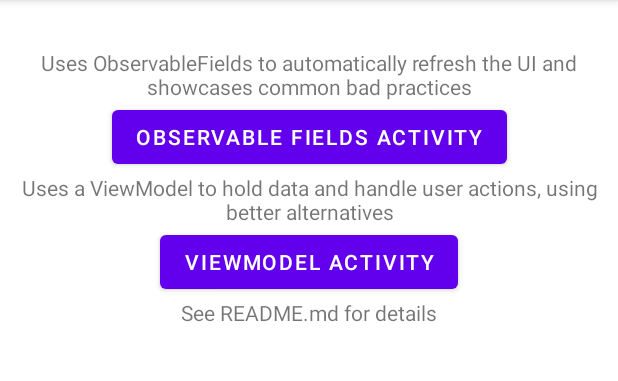
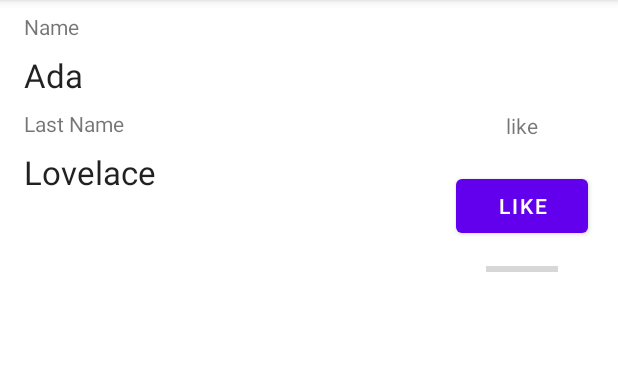
Before and after one commit to leach-chen/TestJetpack, an Android app: the screen it shows after launch (MainActivity before the commit, ViewModelActivity after it), after a tap on "VIEWMODEL ACTIVITY", on a phone screen of 412 x 824 dp, the part 84-465 px from its top. Run offline under Robolectric (Android 15) with nearby library versions, the phone set to English and light mode, and no system bars; our stand-ins replace data binding; 6 statements that could not run were skipped.

Commit message:
添加viewmodel方式

```diff
--- a/app/build.gradle
+++ b/app/build.gradle
@@ -3,15 +3,12 @@
 plugins {
     id 'com.android.application'
     id 'kotlin-android'
+    id 'kotlin-android-extensions'
     id 'kotlin-kapt'
-    id 'kotlin-android-extensions'
 }
 
 android {
     compileSdk 30
-    buildFeatures {
-        dataBinding true
-    }
     defaultConfig {
         applicationId "com.leachchen.testjetpack"
         minSdk 21
@@ -35,6 +32,9 @@ android {
     kotlinOptions {
         jvmTarget = '1.8'
     }
+    dataBinding {
+        enabled true
+    }
 }
 
 dependencies {
--- a/app/src/main/java/com/leachchen/testjetpack/basicsample/data/ProfileObservableViewModel.kt
+++ b/app/src/main/java/com/leachchen/testjetpack/basicsample/data/ProfileObservableViewModel.kt
@@ -16,6 +16,62 @@
 
 package com.leachchen.testjetpack.basicsample.data
 
+import android.view.View
+import androidx.databinding.Bindable
+import androidx.databinding.ObservableField
+import androidx.databinding.ObservableInt
+import androidx.lifecycle.LiveData
+import androidx.lifecycle.MutableLiveData
+import androidx.lifecycle.Transformations
+import androidx.lifecycle.ViewModel
+import com.leachchen.testjetpack.basicsample.util.ObservableViewModel
+import com.leachchen.testjetpack.BR
+
+class ProfileLiveDataViewModel : ViewModel() {
+    private val _name = MutableLiveData("Ada")
+    private val _lastName = MutableLiveData("Lovelace")
+    private val _likes = MutableLiveData(0)
+
+    val name: LiveData<String> = _name
+    val lastName: LiveData<String> = _lastName
+    val likes: LiveData<Int> = _likes
+
+    val popularity: LiveData<Popularity> = Transformations.map(_likes) {
+        when {
+            it > 9 -> Popularity.STAR
+            it > 4 -> Popularity.POPULAR
+            else -> Popularity.NORMAL
+        }
+    }
+
+    fun onLike(){
+        _likes.value = (_likes.value ?: 0) + 1
+    }
+
+}
+
+class ProfileObservableViewModel: ObservableViewModel(){
+    val name = ObservableField("Ada")
+    val lastName = ObservableField("Lovelace")
+    val likes =  ObservableInt(0)
+
+    fun onLike() {
+        likes.increment()
+        // You control when the @Bindable properties are updated using `notifyPropertyChanged()`.
+        notifyPropertyChanged(BR.popularity)
+    }
+
+    @Bindable
+    fun getPopularity(): Popularity {
+        return likes.get().let {
+            when {
+                it > 9 -> Popularity.STAR
+                it > 4 -> Popularity.POPULAR
+                else -> Popularity.NORMAL
+            }
+        }
+    }
+}
 
 
 enum class Popularity {
@@ -23,3 +79,7 @@ enum class Popularity {
     POPULAR,
     STAR
 }
+
+private fun ObservableInt.increment() {
+    set(get() + 1)
+}
--- a/app/src/main/java/com/leachchen/testjetpack/basicsample/ui/MainActivity.kt
+++ b/app/src/main/java/com/leachchen/testjetpack/basicsample/ui/MainActivity.kt
@@ -20,7 +20,7 @@ class MainActivity : AppCompatActivity() {
         }
 
         binding.viewmodelActivityButton.setOnClickListener {
-            Toast.makeText(this,"2222",Toast.LENGTH_LONG).show()
+            startActivity(Intent(this,ViewModelActivity::class.java))
         }
     }
 }
--- /dev/null
+++ b/app/src/main/java/com/leachchen/testjetpack/basicsample/ui/ViewModelActivity.kt
@@ -0,0 +1,21 @@
+package com.leachchen.testjetpack.basicsample.ui
+
+import android.os.Bundle
+import androidx.appcompat.app.AppCompatActivity
+import androidx.databinding.DataBindingUtil
+import androidx.lifecycle.ViewModelProviders
+import com.leachchen.testjetpack.R
+import com.leachchen.testjetpack.basicsample.data.ProfileLiveDataViewModel
+import com.leachchen.testjetpack.basicsample.data.ProfileObservableViewModel
+import com.leachchen.testjetpack.databinding.ActivityViewModelBinding
+
+class ViewModelActivity : AppCompatActivity() {
+    override fun onCreate(savedInstanceState: Bundle?) {
+        super.onCreate(savedInstanceState)
+        val viewModel = ViewModelProviders.of(this).get(ProfileLiveDataViewModel::class.java)
+        //val viewModel = ViewModelProviders.of(this).get(ProfileObservableViewModel::class.java)
+        val binding:ActivityViewModelBinding = DataBindingUtil.setContentView(this, R.layout.activity_view_model)
+        binding.viewmodel = viewModel
+        binding.lifecycleOwner = this
+    }
+}
--- /dev/null
+++ b/app/src/main/java/com/leachchen/testjetpack/basicsample/util/ObservableViewModel.kt
@@ -0,0 +1,57 @@
+/*
+ * Copyright (C) 2018 The Android Open Source Project
+ *
+ * Licensed under the Apache License, Version 2.0 (the "License");
+ * you may not use this file except in compliance with the License.
+ * You may obtain a copy of the License at
+ *
+ *      http://www.apache.org/licenses/LICENSE-2.0
+ *
+ * Unless required by applicable law or agreed to in writing, software
+ * distributed under the License is distributed on an "AS IS" BASIS,
+ * WITHOUT WARRANTIES OR CONDITIONS OF ANY KIND, either express or implied.
+ * See the License for the specific language governing permissions and
+ * limitations under the License.
+ */
+
+package com.leachchen.testjetpack.basicsample.util
+
+import androidx.lifecycle.ViewModel
+import androidx.databinding.Bindable
+import androidx.databinding.Observable
+import androidx.databinding.PropertyChangeRegistry
+
+
+/**
+ * A ViewModel that is also an Observable, to be used with Data Binding.
+ */
+open class ObservableViewModel : ViewModel(), Observable {
+
+    private val callbacks: PropertyChangeRegistry = PropertyChangeRegistry()
+
+    override fun addOnPropertyChangedCallback(callback: Observable.OnPropertyChangedCallback) {
+        callbacks.add(callback)
+    }
+
+    override fun removeOnPropertyChangedCallback(callback: Observable.OnPropertyChangedCallback) {
+        callbacks.remove(callback)
+    }
+
+    /**
+     * Notifies listeners that all properties of this instance have changed.
+     */
+    fun notifyChange() {
+        callbacks.notifyCallbacks(this, 0, null)
+    }
+
+    /**
+     * Notifies listeners that a specific property has changed. The getter for the property
+     * that changes should be marked with [Bindable] to generate a field in
+     * `BR` to be used as `fieldId`.
+     *
+     * @param fieldId The generated BR id for the Bindable field.
+     */
+    fun notifyPropertyChanged(fieldId: Int) {
+        callbacks.notifyCallbacks(this, fieldId, null)
+    }
+}
--- /dev/null
+++ b/app/src/main/res/layout/activity_view_model.xml
@@ -0,0 +1,135 @@
+<?xml version="1.0" encoding="utf-8"?>
+<layout
+    xmlns:android="http://schemas.android.com/apk/res/android"
+    xmlns:tools="http://schemas.android.com/tools"
+    xmlns:app="http://schemas.android.com/apk/res-auto"
+    tools:context=".basicsample.ui.ViewModelActivity">
+
+   <data>
+       <variable
+           name="viewmodel"
+           type="com.leachchen.testjetpack.basicsample.data.ProfileLiveDataViewModel" />
+   </data>
+  <androidx.constraintlayout.widget.ConstraintLayout
+      android:layout_width="match_parent"
+      android:layout_height="match_parent">
+      <!-- A simple binding between a TextView and a string observable in the ViewModel -->
+      <TextView
+          android:id="@+id/name_label"
+          android:layout_width="wrap_content"
+          android:layout_height="wrap_content"
+          android:text="Name"
+          android:layout_marginEnd="128dp"
+          android:layout_marginStart="16dp"
+          android:layout_marginTop="8dp"
+          app:layout_constraintStart_toStartOf="parent"
+          app:layout_constraintTop_toTopOf="parent"
+          ></TextView>
+
+      <TextView
+          android:id="@+id/name"
+          android:layout_width="0dp"
+          android:layout_height="wrap_content"
+          app:layout_constraintTop_toBottomOf="@+id/name_label"
+          app:layout_constraintStart_toStartOf="@+id/name_label"
+          app:layout_constraintEnd_toEndOf="parent"
+          android:layout_marginEnd="128dp"
+          android:layout_marginTop="8dp"
+          android:textAppearance="@style/TextAppearance.AppCompat.Large"
+          android:text="@{viewmodel.name}"
+          >
+      </TextView>
+
+      <TextView
+          android:id="@+id/lastname_label"
+          android:layout_width="wrap_content"
+          android:layout_height="wrap_content"
+          android:text="Last Name"
+          android:layout_marginEnd="128dp"
+          android:layout_marginStart="16dp"
+          android:layout_marginTop="8dp"
+          app:layout_constraintStart_toStartOf="parent"
+          app:layout_constraintTop_toBottomOf="@id/name"
+          ></TextView>
+
+
+      <TextView
+          android:id="@+id/lastname"
+          android:layout_width="0dp"
+          android:layout_height="wrap_content"
+          app:layout_constraintTop_toBottomOf="@+id/lastname_label"
+          app:layout_constraintStart_toStartOf="@+id/name_label"
+          app:layout_constraintEnd_toEndOf="parent"
+          android:layout_marginEnd="128dp"
+          android:layout_marginTop="8dp"
+          android:textAppearance="@style/TextAppearance.AppCompat.Large"
+          android:text="@{viewmodel.lastName}"
+          >
+      </TextView>
+
+
+      <ImageView
+          android:id="@+id/image"
+          android:layout_width="wrap_content"
+          android:layout_height="wrap_content"
+          android:minWidth="48dp"
+          android:minHeight="48dp"
+          app:layout_constraintEnd_toEndOf="parent"
+          app:layout_constraintBottom_toBottomOf="@id/name"
+          app:layout_constraintStart_toEndOf="@+id/name"
+          app:layout_constraintTop_toTopOf="@id/name"
+          android:tint="@{viewmodel.likes &gt; 9 ? @color/star : @android:color/black}"
+          app:popularityIcon="@{viewmodel.popularity}"
+          tools:ignore="UseAppTint">
+      </ImageView>
+
+      <TextView
+          android:id="@+id/likes_label"
+          android:layout_width="wrap_content"
+          android:layout_height="wrap_content"
+          android:text="like"
+          app:layout_constraintLeft_toLeftOf="@id/image"
+          app:layout_constraintTop_toBottomOf="@id/image"
+          app:layout_constraintRight_toRightOf="@id/image"
+          >
+      </TextView>
+
+      <Button
+          android:id="@+id/like_button"
+          android:layout_width="wrap_content"
+          android:layout_height="wrap_content"
+          android:text="like"
+          app:layout_constraintLeft_toLeftOf="@id/likes_label"
+          app:layout_constraintTop_toBottomOf="@id/likes_label"
+          app:layout_constraintRight_toRightOf="@id/likes_label"
+          android:layout_marginTop="20dp"
+          android:onClick="@{()->viewmodel.onLike()}"
+          ></Button>
+
+      <ProgressBar
+          android:id="@+id/progressBar"
+          style="?android:attr/progressBarStyleHorizontal"
+          android:layout_width="wrap_content"
+          android:layout_height="wrap_content"
+          app:layout_constraintLeft_toLeftOf="@id/like_button"
+          app:layout_constraintTop_toBottomOf="@id/like_button"
+          app:layout_constraintRight_toRightOf="@id/like_button"
+          android:layout_marginTop="10dp"
+          android:max="@{100}"
+          app:progressScaled="@{viewmodel.likes}"
+          >
+      </ProgressBar>
+
+      <TextView
+          android:id="@+id/test"
+          android:layout_width="wrap_content"
+          android:layout_height="wrap_content"
+          app:layout_constraintLeft_toLeftOf="@id/progressBar"
+          app:layout_constraintTop_toBottomOf="@id/progressBar"
+          app:layout_constraintRight_toRightOf="@id/progressBar"
+          app:setMyText="@{viewmodel.likes}"
+          >
+          <!--app:srcTest="@{user.lastName}"-->
+      </TextView>
+  </androidx.constraintlayout.widget.ConstraintLayout>
+  </layout>
```
